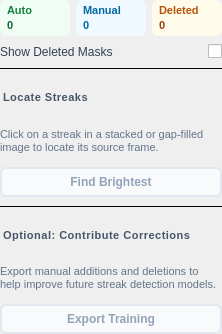
Before: the Qt Designer form src/startrails/ui/step_review_detections.ui in gkyle/startrails, drawn with Qt 5.
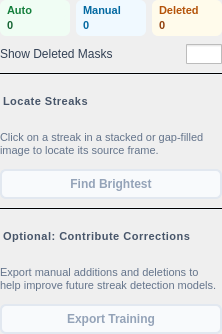
After: the same form once the commit is applied. Icons and pictures are not drawn.

The edit to the form file:
```diff
--- a/src/startrails/ui/step_review_detections.ui
+++ b/src/startrails/ui/step_review_detections.ui
@@ -214,6 +214,12 @@
        <property name="accessibleName">
         <string>Show Deleted Masks</string>
        </property>
+       <property name="styleSheet">
+        <string notr="true">QCheckBox#showDeletedMasks { spacing: 0px;}
+QCheckBox#showDeletedMasks::indicator { width: 36px; height: 20px;}
+QCheckBox#showDeletedMasks::indicator:unchecked { image: url(:/startrails/ui/switch_off.svg); }
+QCheckBox#showDeletedMasks::indicator:checked { image: url(:/startrails/ui/switch_on.svg); }</string>
+       </property>
        <property name="text">
         <string/>
        </property>
```
